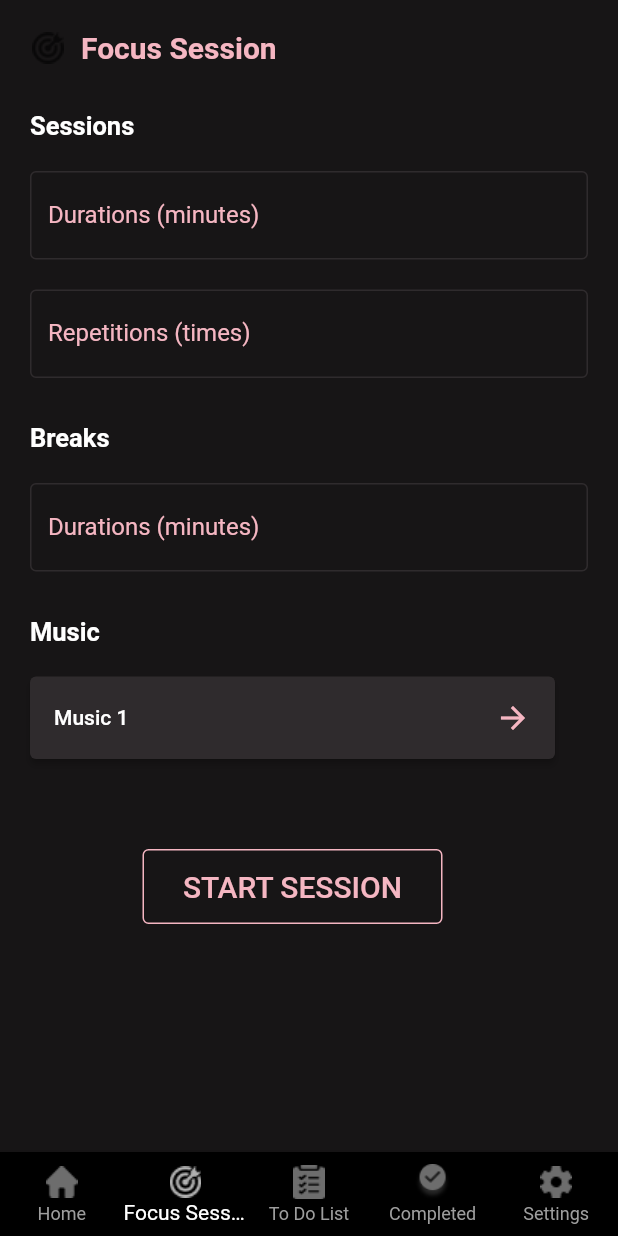
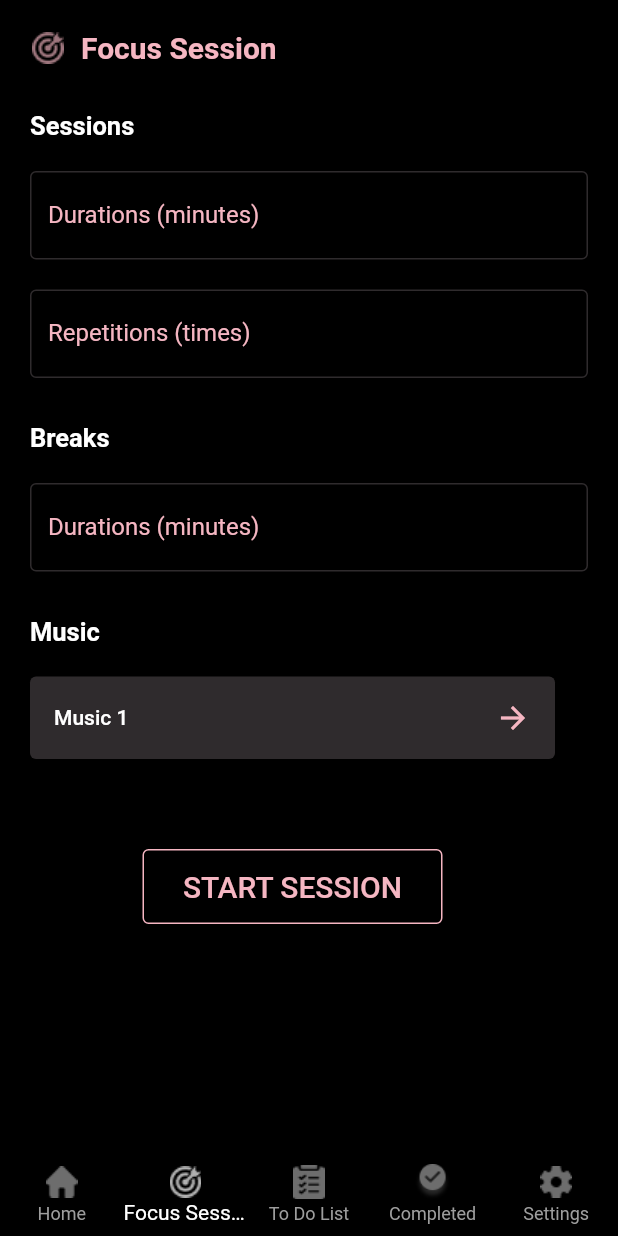
Before and after one commit to tata28/project-ambw, a Flutter app: the screen it shows after launch, item 2 of the bottom bar chosen, on a phone screen of 412 x 824 dp. Run offline on Flutter 3.47's test engine with Material 2 defaults, Android fonts, the phone set to English and light mode, and no system bars; our stand-ins replace audioplayers, cloud_firestore, firebase_core, firebase_storage, loading_animation_widget; missing offline and left inert: flutter_dnd, sound_mode; accounts and stored records are empty.

Commit message:
tambahan beberapa import

```diff
--- a/project_ambw/lib/focus_session.dart
+++ b/project_ambw/lib/focus_session.dart
@@ -20,7 +20,6 @@ class _FocusSessionState extends State<FocusSession> {
             resizeToAvoidBottomInset: false,
             backgroundColor: Colors.black,
             body: Container(
-                color: Color.fromRGBO(23, 21, 22, 1),
                 padding: EdgeInsets.all(20),
                 child: SafeArea(
                   child: Column(
@@ -29,8 +28,11 @@ class _FocusSessionState extends State<FocusSession> {
                         Row(
                             mainAxisAlignment: MainAxisAlignment.start,
                             children: [
-                              ImageIcon(AssetImage(
-                                  "assets/img/focus_session_selected.png")),
+                              ImageIcon(
+                                AssetImage(
+                                    "assets/img/focus_session_selected.png"),
+                                color: Color(0xffFFFE5ABB6),
+                              ),
                               Container(
                                 margin: EdgeInsets.only(left: 10),
                                 child: Text("Focus Session",
--- a/project_ambw/lib/main.dart
+++ b/project_ambw/lib/main.dart
@@ -10,7 +10,6 @@ import 'package:project_ambw/completed.dart';
 import 'package:project_ambw/settings.dart';
 import 'package:project_ambw/home.dart';
 import 'package:project_ambw/settings.dart';
-
 import 'focus_session.dart';
 import 'task_details.dart';
 
```
Also changed, not shown: project_ambw/lib/home.dart (+3 -5 lines), project_ambw/pubspec.lock, 1 other file.
